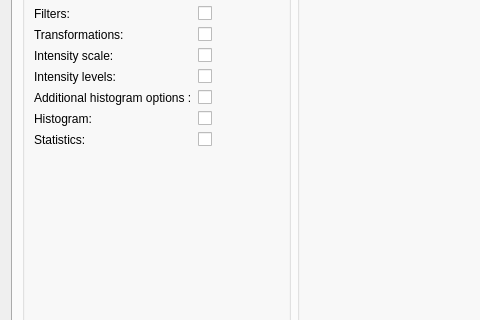
Above: lavuelib/ui/ConfigDialog.ui from syncope/lavue before the change; both pictures show x 0 to 480 and y 132 to 452 of the 862 by 583 pixel window. Below: the same form after it.
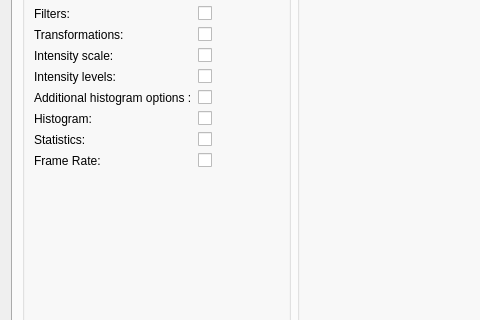
That is the form after the change. The open tabs and pages were chosen to show the change.

Commit message: show/hide frame rate

```diff
--- a/lavuelib/ui/ConfigDialog.ui
+++ b/lavuelib/ui/ConfigDialog.ui
@@ -896,6 +896,20 @@
                 </property>
                </widget>
               </item>
+              <item row="11" column="0">
+               <widget class="QLabel" name="showframerateLabel">
+                <property name="text">
+                 <string>Frame Rate:</string>
+                </property>
+               </widget>
+              </item>
+              <item row="11" column="1">
+               <widget class="QCheckBox" name="showframerateCheckBox">
+                <property name="text">
+                 <string/>
+                </property>
+               </widget>
+              </item>
              </layout>
             </item>
             <item row="1" column="0">
```
Left out of the diff: 21 changed lines with no effect on the pictures. The commit also changes 7 other files.
